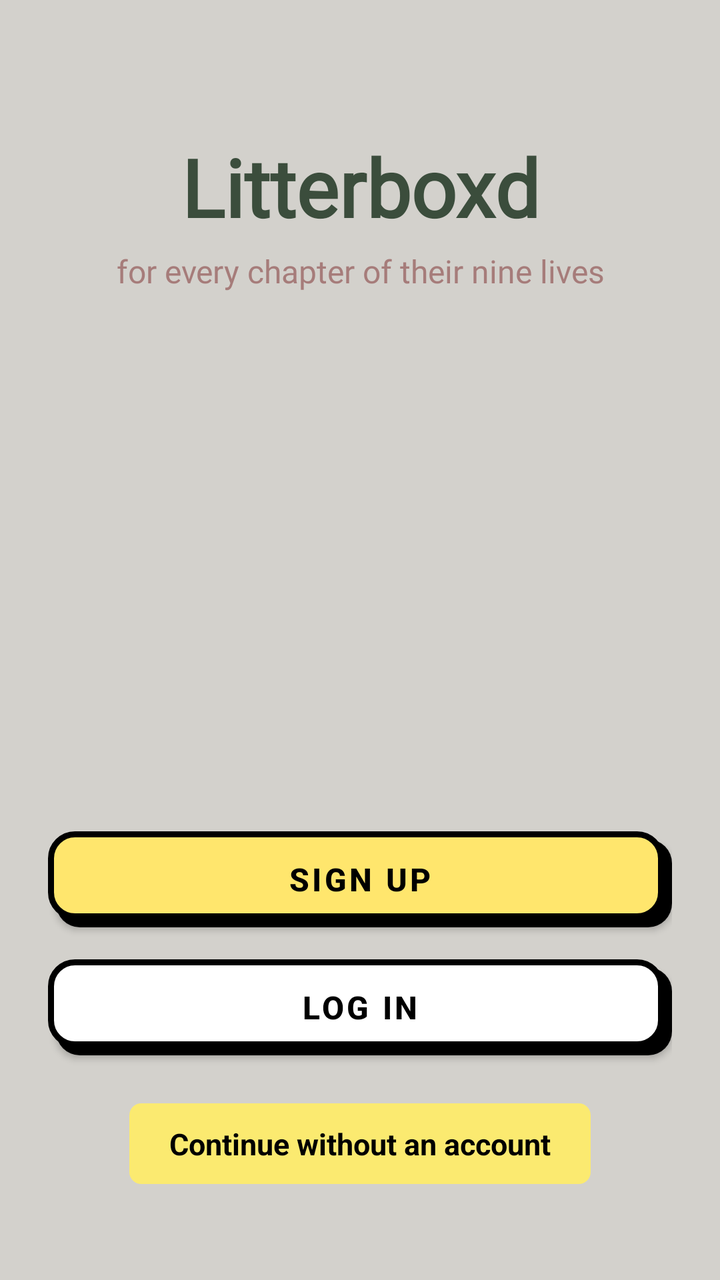
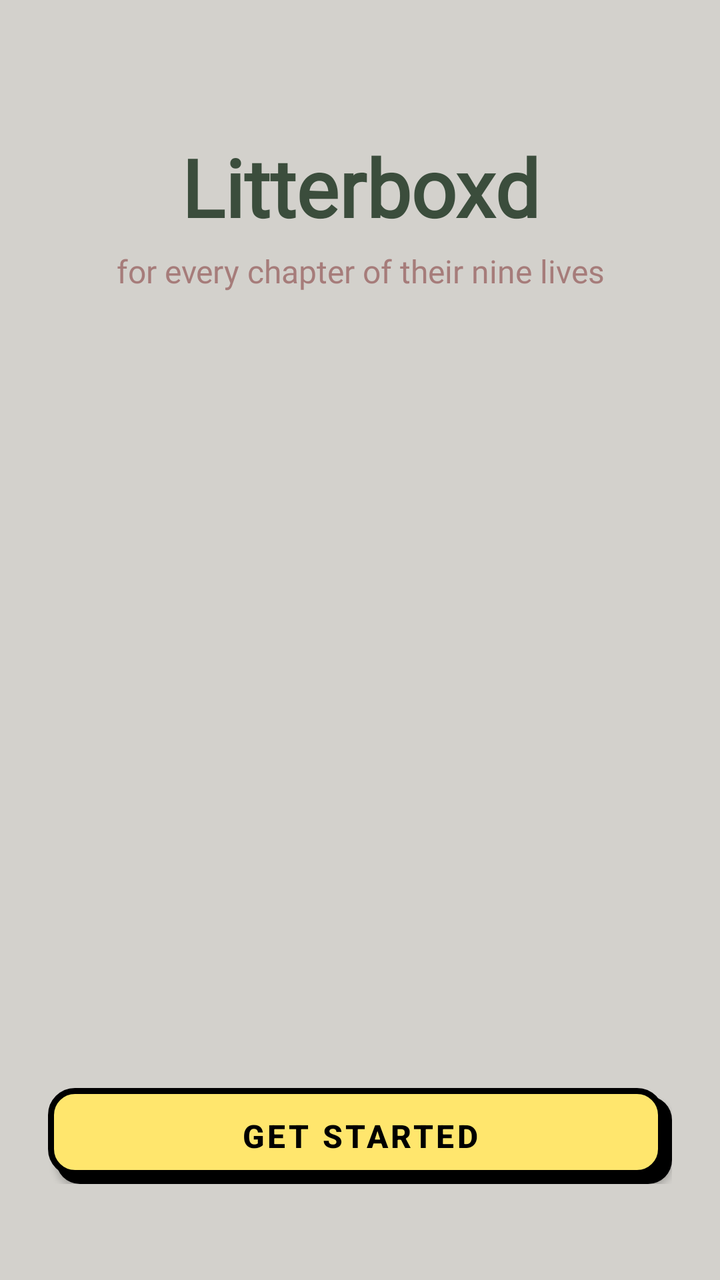

Screens rendered from an Android XML layout before and after an edit, with the pre-edit source and the edit as a unified diff.
<!-- AndroidManifest.xml: application theme Theme.Litterboxd -->
<!-- res/layout/activity_welcome.xml -->
<?xml version="1.0" encoding="utf-8"?>
<androidx.constraintlayout.widget.ConstraintLayout xmlns:android="http://schemas.android.com/apk/res/android"
    xmlns:app="http://schemas.android.com/apk/res-auto"
    android:id="@+id/rootWelcomeLayout"
    android:layout_width="match_parent"
    android:layout_height="match_parent">

    
    <TextureView
        android:id="@+id/textureViewCat"
        android:layout_width="0dp"
        android:layout_height="0dp"
        app:layout_constraintBottom_toBottomOf="parent"
        app:layout_constraintEnd_toEndOf="parent"
        app:layout_constraintStart_toStartOf="parent"
        app:layout_constraintTop_toTopOf="parent" />

    
    <ImageView
        android:id="@+id/imgCatStatic"
        android:layout_width="0dp"
        android:layout_height="0dp"
        android:scaleType="centerCrop"
        android:contentDescription="@string/app_name"
        app:layout_constraintBottom_toBottomOf="parent"
        app:layout_constraintEnd_toEndOf="parent"
        app:layout_constraintStart_toStartOf="parent"
        app:layout_constraintTop_toTopOf="parent" />

    
    <View
        android:layout_width="0dp"
        android:layout_height="0dp"
        android:background="#26000000"
        app:layout_constraintBottom_toBottomOf="parent"
        app:layout_constraintEnd_toEndOf="parent"
        app:layout_constraintStart_toStartOf="parent"
        app:layout_constraintTop_toTopOf="parent" />

    
    <LinearLayout
        android:id="@+id/headerContainer"
        android:layout_width="wrap_content"
        android:layout_height="wrap_content"
        android:layout_marginTop="72dp"
        android:gravity="center_horizontal"
        android:orientation="vertical"
        app:layout_constraintEnd_toEndOf="parent"
        app:layout_constraintStart_toStartOf="parent"
        app:layout_constraintTop_toTopOf="parent">

        <TextView
            android:id="@+id/tvTitle"
            android:layout_width="wrap_content"
            android:layout_height="wrap_content"
            android:fontFamily="@font/title_font"
            android:gravity="center"
            android:includeFontPadding="false"
            android:text="@string/app_name"
            android:textColor="@color/dark_olive_green"
            android:textSize="40sp"
            android:textStyle="bold" />

        <TextView
            android:id="@+id/tvSubtitle"
            android:layout_width="wrap_content"
            android:layout_height="wrap_content"
            android:layout_marginTop="8dp"
            android:fontFamily="@font/subtitle_font"
            android:gravity="center"
            android:includeFontPadding="false"
            android:text="@string/subtitle_text"
            android:textColor="@color/muted_pinkish_brown"
            android:textSize="16sp" />

    </LinearLayout>

    <LinearLayout
        android:layout_width="0dp"
        android:layout_height="wrap_content"
        android:layout_marginStart="24dp"
        android:layout_marginEnd="24dp"
        android:layout_marginBottom="48dp"
        android:gravity="center_horizontal"
        android:orientation="vertical"
        app:layout_constraintBottom_toBottomOf="parent"
        app:layout_constraintEnd_toEndOf="parent"
        app:layout_constraintStart_toStartOf="parent"
        app:layout_constraintWidth_max="480dp">

        <com.google.android.material.button.MaterialButton
            android:id="@+id/btnSignUp"
            android:layout_width="match_parent"
            android:layout_height="@dimen/button_height"
            android:background="@drawable/neobrutalist_button_primary"
            android:text="@string/btn_sign_up"
            android:textColor="#000000"
            android:textSize="16sp"
            android:textStyle="bold"
            app:backgroundTint="@null"
            app:elevation="0dp"
            app:rippleColor="#33000000" />

        <com.google.android.material.button.MaterialButton
            android:id="@+id/btnLogin"
            android:layout_width="match_parent"
            android:layout_height="@dimen/button_height"
            android:layout_marginTop="16dp"
            android:background="@drawable/neobrutalist_button_secondary"
            android:text="@string/btn_log_in"
            android:textColor="#000000"
            android:textSize="16sp"
            android:textStyle="bold"
            app:backgroundTint="@null"
            app:elevation="0dp"
            app:rippleColor="#33000000" />

        <TextView
            android:id="@+id/btnGuest"
            android:layout_width="wrap_content"
            android:layout_height="wrap_content"
            android:layout_marginTop="24dp"
            android:background="@drawable/marker_highlight_background"
            android:clickable="true"
            android:focusable="true"
            android:gravity="center"
            android:paddingStart="20dp"
            android:paddingTop="10dp"
            android:paddingEnd="20dp"
            android:paddingBottom="10dp"
            android:text="@string/btn_continue_guest"
            android:textColor="#000000"
            android:textSize="15sp"
            android:textStyle="bold"
            android:foreground="?attr/selectableItemBackground" />

    </LinearLayout>

</androidx.constraintlayout.widget.ConstraintLayout>
<!-- resources referenced by this layout -->
<resources>
  <color name="dark_olive_green">#3B4D3C</color>
  <color name="muted_pinkish_brown">#A67C7A</color>
  <dimen name="button_height">48dp</dimen>
  <!-- drawable marker_highlight_background (drawable) -->
  <?xml version="1.0" encoding="utf-8"?>
  <shape xmlns:android="http://schemas.android.com/apk/res/android"
      android:shape="rectangle">
      <solid android:color="#E6FFEE66" />
      <corners android:radius="6dp" />
  </shape>
  <!-- drawable neobrutalist_button_primary (drawable) -->
  <?xml version="1.0" encoding="utf-8"?>
  <layer-list xmlns:android="http://schemas.android.com/apk/res/android">
      
      <item android:left="4dp" android:top="4dp">
          <shape android:shape="rectangle">
              <solid android:color="#000000" />
              <corners android:radius="12dp" />
          </shape>
      </item>
      
      <item android:right="4dp" android:bottom="4dp">
          <shape android:shape="rectangle">
              <solid android:color="#FFE66D" />
              <stroke android:width="3dp" android:color="#000000" />
              <corners android:radius="12dp" />
          </shape>
      </item>
  </layer-list>
  <!-- drawable neobrutalist_button_secondary (drawable) -->
  <?xml version="1.0" encoding="utf-8"?>
  <layer-list xmlns:android="http://schemas.android.com/apk/res/android">
      
      <item android:left="4dp" android:top="4dp">
          <shape android:shape="rectangle">
              <solid android:color="#000000" />
              <corners android:radius="12dp" />
          </shape>
      </item>
      
      <item android:right="4dp" android:bottom="4dp">
          <shape android:shape="rectangle">
              <solid android:color="#FFFFFF" />
              <stroke android:width="3dp" android:color="#000000" />
              <corners android:radius="12dp" />
          </shape>
      </item>
  </layer-list>
  <string name="app_name">Litterboxd</string>
  <string name="btn_continue_guest">Continue without an account</string>
  <string name="btn_log_in">Log in</string>
  <string name="btn_sign_up">Sign up</string>
  <string name="subtitle_text">for every chapter of their nine lives</string>
  <style name="Theme.Litterboxd" parent="Theme.MaterialComponents.Light.NoActionBar">
          
          <item name="colorPrimary">@color/sage_primary</item>
          <item name="colorPrimaryVariant">@color/sage_primary</item>
          <item name="colorOnPrimary">@color/white</item>
          
          <item name="colorSecondary">@color/coral_secondary</item>
          <item name="colorSecondaryVariant">@color/coral_secondary</item>
          <item name="colorOnSecondary">@color/black</item>
          
          <item name="android:windowBackground">@color/off_white_background</item>
          <item name="colorSurface">@color/surface_card</item>
          <item name="colorOnSurface">@color/text_dark_gray</item>
          <item name="colorError">@color/error_red</item>
      </style>
  <color name="sage_primary">#718565</color>
  <color name="white">#FFFFFF</color>
  <color name="coral_secondary">#F4A58A</color>
  <color name="black">#000000</color>
  <color name="off_white_background">#F8F6F0</color>
  <color name="surface_card">#D9D9C7</color>
  <color name="text_dark_gray">#686868</color>
  <color name="error_red">#BA1A1A</color>
</resources>

<!-- the commit's change to res/layout/activity_welcome.xml (unified diff, before → after) -->
@@ -89,11 +89,11 @@
         app:layout_constraintWidth_max="480dp">
 
         <com.google.android.material.button.MaterialButton
-            android:id="@+id/btnSignUp"
+            android:id="@+id/btnGetStarted"
             android:layout_width="match_parent"
             android:layout_height="@dimen/button_height"
             android:background="@drawable/neobrutalist_button_primary"
-            android:text="@string/btn_sign_up"
+            android:text="@string/btn_get_started"
             android:textColor="#000000"
             android:textSize="16sp"
             android:textStyle="bold"
@@ -101,39 +101,6 @@
             app:elevation="0dp"
             app:rippleColor="#33000000" />
 
-        <com.google.android.material.button.MaterialButton
-            android:id="@+id/btnLogin"
-            android:layout_width="match_parent"
-            android:layout_height="@dimen/button_height"
-            android:layout_marginTop="16dp"
-            android:background="@drawable/neobrutalist_button_secondary"
-            android:text="@string/btn_log_in"
-            android:textColor="#000000"
-            android:textSize="16sp"
-            android:textStyle="bold"
-            app:backgroundTint="@null"
-            app:elevation="0dp"
-            app:rippleColor="#33000000" />
-
-        <TextView
-            android:id="@+id/btnGuest"
-            android:layout_width="wrap_content"
-            android:layout_height="wrap_content"
-            android:layout_marginTop="24dp"
-            android:background="@drawable/marker_highlight_background"
-            android:clickable="true"
-            android:focusable="true"
-            android:gravity="center"
-            android:paddingStart="20dp"
-            android:paddingTop="10dp"
-            android:paddingEnd="20dp"
-            android:paddingBottom="10dp"
-            android:text="@string/btn_continue_guest"
-            android:textColor="#000000"
-            android:textSize="15sp"
-            android:textStyle="bold"
-            android:foreground="?attr/selectableItemBackground" />
-
     </LinearLayout>
 
 </androidx.constraintlayout.widget.ConstraintLayout>
<!-- resource entries referenced after the edit -->
@@ -3,13 +3,6 @@
   <color name="dark_olive_green">#3B4D3C</color>
   <color name="muted_pinkish_brown">#A67C7A</color>
   <dimen name="button_height">48dp</dimen>
-  <!-- drawable marker_highlight_background (drawable) -->
-  <?xml version="1.0" encoding="utf-8"?>
-  <shape xmlns:android="http://schemas.android.com/apk/res/android"
-      android:shape="rectangle">
-      <solid android:color="#E6FFEE66" />
-      <corners android:radius="6dp" />
-  </shape>
   <!-- drawable neobrutalist_button_primary (drawable) -->
   <?xml version="1.0" encoding="utf-8"?>
   <layer-list xmlns:android="http://schemas.android.com/apk/res/android">
@@ -29,29 +22,8 @@
           </shape>
       </item>
   </layer-list>
-  <!-- drawable neobrutalist_button_secondary (drawable) -->
-  <?xml version="1.0" encoding="utf-8"?>
-  <layer-list xmlns:android="http://schemas.android.com/apk/res/android">
-      
-      <item android:left="4dp" android:top="4dp">
-          <shape android:shape="rectangle">
-              <solid android:color="#000000" />
-              <corners android:radius="12dp" />
-          </shape>
-      </item>
-      
-      <item android:right="4dp" android:bottom="4dp">
-          <shape android:shape="rectangle">
-              <solid android:color="#FFFFFF" />
-              <stroke android:width="3dp" android:color="#000000" />
-              <corners android:radius="12dp" />
-          </shape>
-      </item>
-  </layer-list>
   <string name="app_name">Litterboxd</string>
-  <string name="btn_continue_guest">Continue without an account</string>
-  <string name="btn_log_in">Log in</string>
-  <string name="btn_sign_up">Sign up</string>
+  <string name="btn_get_started">Get started</string>
   <string name="subtitle_text">for every chapter of their nine lives</string>
   <style name="Theme.Litterboxd" parent="Theme.MaterialComponents.Light.NoActionBar">
           
